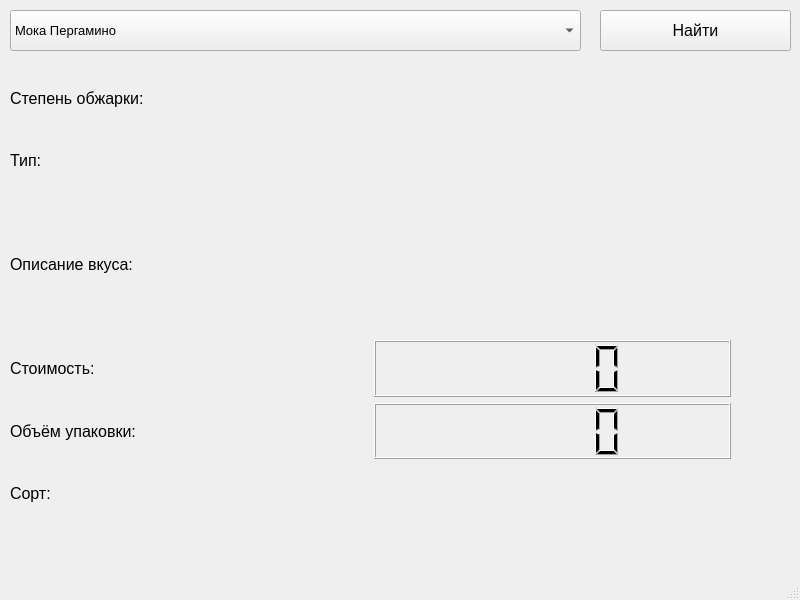
Qt form main.ui (gareev-bulat/list_of_coffee) before a commit.
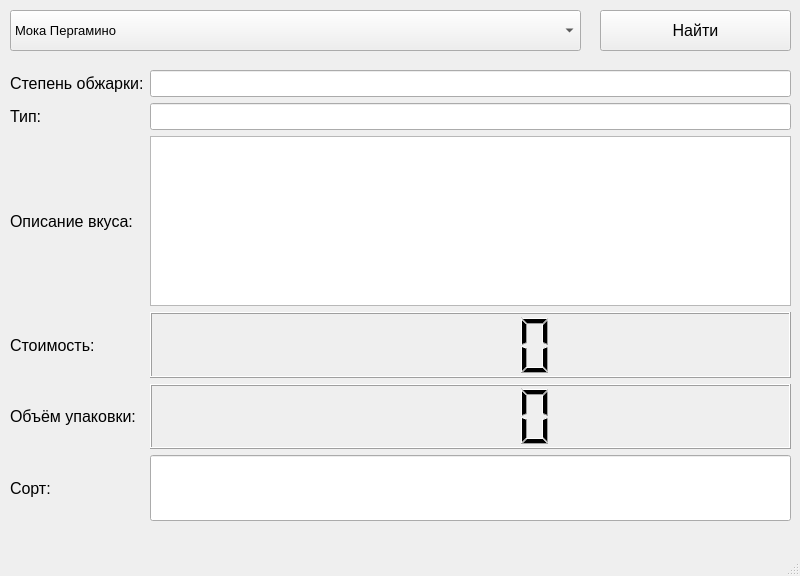
The same form after that commit.

```diff
--- a/main.ui
+++ b/main.ui
@@ -7,7 +7,7 @@
     <x>0</x>
     <y>0</y>
     <width>800</width>
-    <height>600</height>
+    <height>576</height>
    </rect>
   </property>
   <property name="font">
@@ -97,53 +97,21 @@
      </rect>
     </property>
     <layout class="QGridLayout" name="gridLayout">
-     <item row="3" column="4">
-      <spacer name="horizontalSpacer_4">
-       <property name="orientation">
-        <enum>Qt::Horizontal</enum>
-       </property>
-       <property name="sizeType">
-        <enum>QSizePolicy::Maximum</enum>
-       </property>
-       <property name="sizeHint" stdset="0">
-        <size>
-         <width>60</width>
-         <height>20</height>
-        </size>
-       </property>
-      </spacer>
-     </item>
-     <item row="4" column="4">
-      <spacer name="horizontalSpacer_3">
-       <property name="orientation">
-        <enum>Qt::Horizontal</enum>
-       </property>
-       <property name="sizeType">
-        <enum>QSizePolicy::Maximum</enum>
-       </property>
-       <property name="sizeHint" stdset="0">
-        <size>
-         <width>60</width>
-         <height>20</height>
-        </size>
-       </property>
-      </spacer>
-     </item>
-     <item row="3" column="1">
+     <item row="4" column="1">
       <widget class="QLabel" name="label_5">
        <property name="text">
         <string>Стоимость:</string>
        </property>
       </widget>
      </item>
-     <item row="2" column="1">
+     <item row="3" column="1">
       <widget class="QLabel" name="label_4">
        <property name="text">
         <string>Описание вкуса:</string>
        </property>
       </widget>
      </item>
-     <item row="1" column="1">
+     <item row="2" column="1">
       <widget class="QLabel" name="label_3">
        <property name="font">
         <font>
@@ -155,20 +123,13 @@
        </property>
       </widget>
      </item>
-     <item row="4" column="1">
+     <item row="5" column="1">
       <widget class="QLabel" name="label_6">
        <property name="text">
         <string>Объём упаковки:</string>
        </property>
       </widget>
      </item>
-     <item row="5" column="3">
-      <widget class="QLabel" name="label_10">
-       <property name="text">
-        <string/>
-       </property>
-      </widget>
-     </item>
      <item row="0" column="1">
       <widget class="QLabel" name="label_2">
        <property name="sizePolicy">
@@ -194,12 +155,12 @@
        </property>
       </widget>
      </item>
-     <item row="2" column="3">
-      <widget class="QLabel" name="label_9">
-       <property name="minimumSize">
+     <item row="4" column="2">
+      <widget class="QLCDNumber" name="lcdNumber">
+       <property name="maximumSize">
         <size>
-         <width>0</width>
-         <height>140</height>
+         <width>16777215</width>
+         <height>300</height>
         </size>
        </property>
        <property name="font">
@@ -207,104 +168,58 @@
          <pointsize>10</pointsize>
         </font>
        </property>
-       <property name="text">
-        <string/>
-       </property>
       </widget>
      </item>
-     <item row="3" column="3">
-      <widget class="QLCDNumber" name="lcdNumber"/>
-     </item>
-     <item row="5" column="1">
+     <item row="6" column="1">
       <widget class="QLabel" name="label_7">
        <property name="text">
         <string>Сорт:</string>
        </property>
       </widget>
      </item>
-     <item row="4" column="3">
-      <widget class="QLCDNumber" name="lcdNumber_2"/>
-     </item>
-     <item row="0" column="4">
-      <spacer name="horizontalSpacer_2">
-       <property name="orientation">
-        <enum>Qt::Horizontal</enum>
-       </property>
-       <property name="sizeType">
-        <enum>QSizePolicy::Maximum</enum>
-       </property>
-       <property name="sizeHint" stdset="0">
-        <size>
-         <width>60</width>
-         <height>20</height>
-        </size>
-       </property>
-      </spacer>
-     </item>
-     <item row="1" column="3">
-      <widget class="QLabel" name="label">
+     <item row="5" column="2">
+      <widget class="QLCDNumber" name="lcdNumber_2">
        <property name="font">
         <font>
          <pointsize>10</pointsize>
         </font>
        </property>
-       <property name="text">
-        <string/>
-       </property>
       </widget>
      </item>
-     <item row="2" column="4">
-      <spacer name="horizontalSpacer">
-       <property name="orientation">
-        <enum>Qt::Horizontal</enum>
-       </property>
-       <property name="sizeType">
-        <enum>QSizePolicy::Maximum</enum>
-       </property>
-       <property name="sizeHint" stdset="0">
+     <item row="0" column="2">
+      <widget class="QLineEdit" name="lineEdit"/>
+     </item>
+     <item row="2" column="2">
+      <widget class="QLineEdit" name="lineEdit_2"/>
+     </item>
+     <item row="6" column="2">
+      <widget class="QLineEdit" name="lineEdit_3">
+       <property name="minimumSize">
         <size>
-         <width>60</width>
-         <height>20</height>
+         <width>0</width>
+         <height>50</height>
         </size>
        </property>
-      </spacer>
-     </item>
-     <item row="1" column="4">
-      <spacer name="horizontalSpacer_5">
-       <property name="orientation">
-        <enum>Qt::Horizontal</enum>
-       </property>
-       <property name="sizeType">
-        <enum>QSizePolicy::Maximum</enum>
-       </property>
-       <property name="sizeHint" stdset="0">
+       <property name="maximumSize">
         <size>
-         <width>60</width>
-         <height>20</height>
+         <width>16777215</width>
+         <height>100</height>
         </size>
        </property>
-      </spacer>
+      </widget>
      </item>
-     <item row="5" column="4">
-      <spacer name="horizontalSpacer_6">
-       <property name="orientation">
-        <enum>Qt::Horizontal</enum>
-       </property>
-       <property name="sizeType">
-        <enum>QSizePolicy::Maximum</enum>
-       </property>
-       <property name="sizeHint" stdset="0">
+     <item row="3" column="2">
+      <widget class="QPlainTextEdit" name="plainTextEdit">
+       <property name="maximumSize">
         <size>
-         <width>60</width>
-         <height>20</height>
+         <width>16777215</width>
+         <height>170</height>
         </size>
        </property>
-      </spacer>
-     </item>
-     <item row="0" column="3">
-      <widget class="QLabel" name="label_8">
-       <property name="text">
-        <string/>
+       <property name="font">
+        <font>
+         <pointsize>10</pointsize>
+        </font>
        </property>
       </widget>
      </item>
```
Left out of the diff: 2 changed lines with no effect on the pictures.
